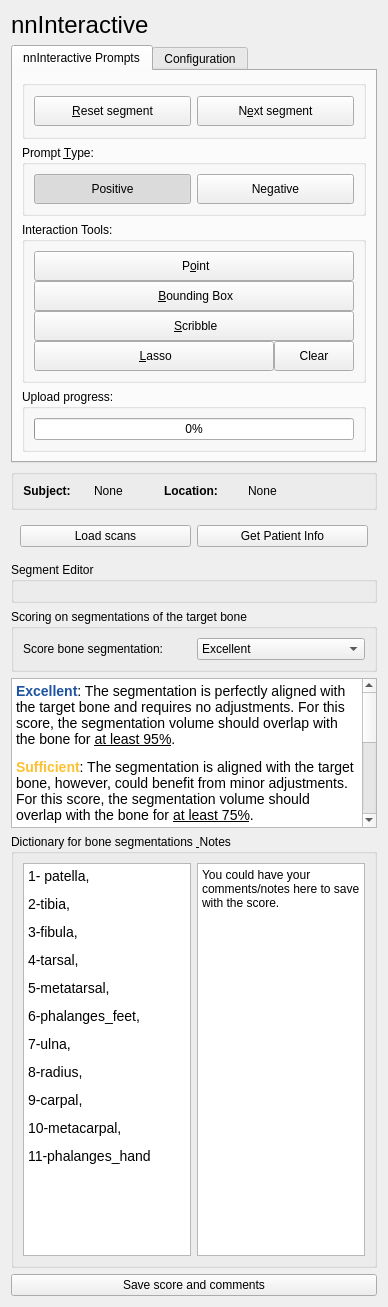
The window that slicer_plugin/SlicerNNInteractive/Resources/UI/SlicerNNInteractive.ui (xinyiwan/SlicerNNInteractive_BT) describes before a commit, drawn with Qt 5.
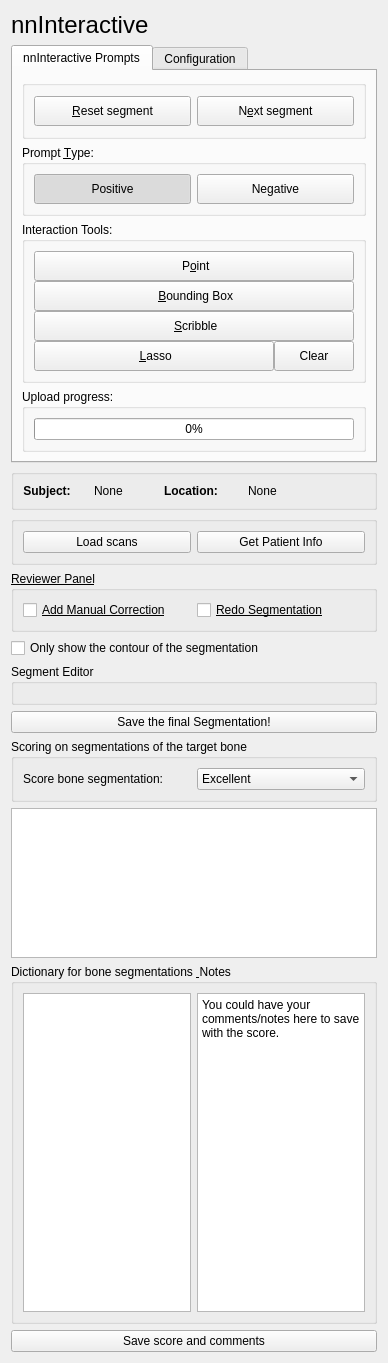
The same window after the commit. Custom widgets are drawn as their Qt base class.

Diff of the .ui file:
```diff
--- a/slicer_plugin/SlicerNNInteractive/Resources/UI/SlicerNNInteractive.ui
+++ b/slicer_plugin/SlicerNNInteractive/Resources/UI/SlicerNNInteractive.ui
@@ -7,7 +7,7 @@
     <x>0</x>
     <y>0</y>
     <width>388</width>
-    <height>1307</height>
+    <height>1363</height>
    </rect>
   </property>
   <property name="windowTitle">
@@ -435,8 +435,11 @@
     </widget>
    </item>
    <item>
-    <widget class="QWidget" name="widget" native="true">
-     <layout class="QHBoxLayout" name="horizontalLayout_3">
+    <widget class="QGroupBox" name="groupBox_4">
+     <property name="title">
+      <string/>
+     </property>
+     <layout class="QHBoxLayout" name="horizontalLayout_7">
       <item>
        <widget class="QPushButton" name="LoadScanButton">
         <property name="text">
@@ -454,6 +457,44 @@
      </layout>
     </widget>
    </item>
+   <item>
+    <widget class="QGroupBox" name="ReviewPanel">
+     <property name="font">
+      <font>
+       <weight>50</weight>
+       <italic>false</italic>
+       <bold>false</bold>
+       <underline>true</underline>
+      </font>
+     </property>
+     <property name="title">
+      <string>Reviewer Panel</string>
+     </property>
+     <layout class="QHBoxLayout" name="horizontalLayout_6">
+      <item>
+       <widget class="QCheckBox" name="CorrectionButton">
+        <property name="text">
+         <string>Add Manual Correction</string>
+        </property>
+       </widget>
+      </item>
+      <item>
+       <widget class="QCheckBox" name="RedoButton">
+        <property name="text">
+         <string>Redo Segmentation</string>
+        </property>
+       </widget>
+      </item>
+     </layout>
+    </widget>
+   </item>
+   <item>
+    <widget class="QCheckBox" name="contourCheckBox">
+     <property name="text">
+      <string>Only show the contour of the segmentation</string>
+     </property>
+    </widget>
+   </item>
    <item>
     <widget class="QGroupBox" name="segmentationGroup">
      <property name="title">
@@ -470,6 +511,13 @@
      </layout>
     </widget>
    </item>
+   <item>
+    <widget class="QPushButton" name="finalSaveButton">
+     <property name="text">
+      <string>Save the final Segmentation!</string>
+     </property>
+    </widget>
+   </item>
    <item>
     <widget class="QGroupBox" name="Scoring">
      <property name="title">
@@ -529,17 +577,6 @@
        <height>150</height>
       </size>
      </property>
-     <property name="html">
-      <string>&lt;!DOCTYPE HTML PUBLIC &quot;-//W3C//DTD HTML 4.0//EN&quot; &quot;http://www.w3.org/TR/REC-html40/strict.dtd&quot;&gt;
-&lt;html&gt;&lt;head&gt;&lt;meta name=&quot;qrichtext&quot; content=&quot;1&quot; /&gt;&lt;style type=&quot;text/css&quot;&gt;
-p, li { white-space: pre-wrap; }
-&lt;/style&gt;&lt;/head&gt;&lt;body style=&quot; font-family:'Sans Serif'; font-size:9pt; font-weight:400; font-style:normal;&quot;&gt;
-&lt;p style=&quot; margin-top:12px; margin-bottom:12px; margin-left:0px; margin-right:0px; -qt-block-indent:0; text-indent:0px;&quot;&gt;&lt;span style=&quot; font-family:'-apple-system','BlinkMacSystemFont','Segoe UI','system-ui','Apple Color Emoji','Segoe UI Emoji','Segoe UI Web','sans-serif'; font-size:14px; font-weight:600; color:#1e53a3;&quot;&gt;Excellent&lt;/span&gt;&lt;span style=&quot; font-family:'-apple-system','BlinkMacSystemFont','Segoe UI','system-ui','Apple Color Emoji','Segoe UI Emoji','Segoe UI Web','sans-serif'; font-size:14px;&quot;&gt;: The segmentation is perfectly aligned with the target bone and requires no adjustments. For this score, the segmentation volume should overlap with the bone for &lt;/span&gt;&lt;span style=&quot; font-family:'-apple-system','BlinkMacSystemFont','Segoe UI','system-ui','Apple Color Emoji','Segoe UI Emoji','Segoe UI Web','sans-serif'; font-size:14px; text-decoration: underline;&quot;&gt;at least 95%&lt;/span&gt;&lt;span style=&quot; font-family:'-apple-system','BlinkMacSystemFont','Segoe UI','system-ui','Apple Color Emoji','Segoe UI Emoji','Segoe UI Web','sans-serif'; font-size:14px;&quot;&gt;.&lt;/span&gt;&lt;/p&gt;
-&lt;p style=&quot; margin-top:12px; margin-bottom:12px; margin-left:0px; margin-right:0px; -qt-block-indent:0; text-indent:0px;&quot;&gt;&lt;span style=&quot; font-family:'-apple-system','BlinkMacSystemFont','Segoe UI','system-ui','Apple Color Emoji','Segoe UI Emoji','Segoe UI Web','sans-serif'; font-size:14px; font-weight:600; color:#fdc030;&quot;&gt;Sufficient&lt;/span&gt;&lt;span style=&quot; font-family:'-apple-system','BlinkMacSystemFont','Segoe UI','system-ui','Apple Color Emoji','Segoe UI Emoji','Segoe UI Web','sans-serif'; font-size:14px;&quot;&gt;: The segmentation is aligned with the target bone, however, could benefit from minor adjustments. For this score, the segmentation volume should overlap with the bone for &lt;/span&gt;&lt;span style=&quot; font-family:'-apple-system','BlinkMacSystemFont','Segoe UI','system-ui','Apple Color Emoji','Segoe UI Emoji','Segoe UI Web','sans-serif'; font-size:14px; text-decoration: underline;&quot;&gt;at least 75%&lt;/span&gt;&lt;span style=&quot; font-family:'-apple-system','BlinkMacSystemFont','Segoe UI','system-ui','Apple Color Emoji','Segoe UI Emoji','Segoe UI Web','sans-serif'; font-size:14px;&quot;&gt;.&lt;/span&gt;&lt;/p&gt;
-&lt;p style=&quot; margin-top:12px; margin-bottom:12px; margin-left:0px; margin-right:0px; -qt-block-indent:0; text-indent:0px;&quot;&gt;&lt;span style=&quot; font-family:'-apple-system','BlinkMacSystemFont','Segoe UI','system-ui','Apple Color Emoji','Segoe UI Emoji','Segoe UI Web','sans-serif'; font-size:14px; font-weight:600;&quot;&gt;Insufficient&lt;/span&gt;&lt;span style=&quot; font-family:'-apple-system','BlinkMacSystemFont','Segoe UI','system-ui','Apple Color Emoji','Segoe UI Emoji','Segoe UI Web','sans-serif'; font-size:14px;&quot;&gt;: The segmentation misses parts of the target bone, or parts are overlapping with other tissue, therefore major adjustments are required. For this score, the segmentation volume should overlap with the bone for &lt;/span&gt;&lt;span style=&quot; font-family:'-apple-system','BlinkMacSystemFont','Segoe UI','system-ui','Apple Color Emoji','Segoe UI Emoji','Segoe UI Web','sans-serif'; font-size:14px; text-decoration: underline;&quot;&gt;at least 50%&lt;/span&gt;&lt;span style=&quot; font-family:'-apple-system','BlinkMacSystemFont','Segoe UI','system-ui','Apple Color Emoji','Segoe UI Emoji','Segoe UI Web','sans-serif'; font-size:14px;&quot;&gt;.&lt;/span&gt;&lt;/p&gt;
-&lt;p style=&quot; margin-top:12px; margin-bottom:12px; margin-left:0px; margin-right:0px; -qt-block-indent:0; text-indent:0px;&quot;&gt;&lt;span style=&quot; font-family:'-apple-system','BlinkMacSystemFont','Segoe UI','system-ui','Apple Color Emoji','Segoe UI Emoji','Segoe UI Web','sans-serif'; font-size:14px; font-weight:600; color:#cd5937;&quot;&gt;Incorrect&lt;/span&gt;&lt;span style=&quot; font-family:'-apple-system','BlinkMacSystemFont','Segoe UI','system-ui','Apple Color Emoji','Segoe UI Emoji','Segoe UI Web','sans-serif'; font-size:14px;&quot;&gt;: the segmentation is not overlapping with the target bone, or missing large areas of the bone. For this score, the segmentation volume does not overlap with the bones for &lt;/span&gt;&lt;span style=&quot; font-family:'-apple-system','BlinkMacSystemFont','Segoe UI','system-ui','Apple Color Emoji','Segoe UI Emoji','Segoe UI Web','sans-serif'; font-size:14px; text-decoration: underline;&quot;&gt;&amp;lt;50%&lt;/span&gt;&lt;span style=&quot; font-family:'-apple-system','BlinkMacSystemFont','Segoe UI','system-ui','Apple Color Emoji','Segoe UI Emoji','Segoe UI Web','sans-serif'; font-size:14px;&quot;&gt;.&lt;/span&gt;&lt;/p&gt;
-&lt;p style=&quot; margin-top:12px; margin-bottom:12px; margin-left:0px; margin-right:0px; -qt-block-indent:0; text-indent:0px;&quot;&gt;&lt;span style=&quot; font-family:'-apple-system','BlinkMacSystemFont','Segoe UI','system-ui','Apple Color Emoji','Segoe UI Emoji','Segoe UI Web','sans-serif'; font-size:14px; font-weight:600; font-style:italic; text-decoration: underline;&quot;&gt;No segmentation found&lt;/span&gt;&lt;span style=&quot; font-family:'-apple-system','BlinkMacSystemFont','Segoe UI','system-ui','Apple Color Emoji','Segoe UI Emoji','Segoe UI Web','sans-serif'; font-size:14px;&quot;&gt;: There is no bone segmentation from the folder.&lt;/span&gt;&lt;/p&gt;&lt;/body&gt;&lt;/html&gt;</string>
-     </property>
     </widget>
    </item>
    <item>
@@ -550,23 +587,6 @@
      <layout class="QHBoxLayout" name="horizontalLayout_5">
       <item>
        <widget class="QTextBrowser" name="textBrowser_2">
-        <property name="html">
-         <string>&lt;!DOCTYPE HTML PUBLIC &quot;-//W3C//DTD HTML 4.0//EN&quot; &quot;http://www.w3.org/TR/REC-html40/strict.dtd&quot;&gt;
-&lt;html&gt;&lt;head&gt;&lt;meta name=&quot;qrichtext&quot; content=&quot;1&quot; /&gt;&lt;style type=&quot;text/css&quot;&gt;
-p, li { white-space: pre-wrap; }
-&lt;/style&gt;&lt;/head&gt;&lt;body style=&quot; font-family:'Sans Serif'; font-size:9pt; font-weight:400; font-style:normal;&quot;&gt;
-&lt;p style=&quot; margin-top:12px; margin-bottom:12px; margin-left:0px; margin-right:0px; -qt-block-indent:0; text-indent:0px;&quot;&gt;&lt;span style=&quot; font-family:'-apple-system','BlinkMacSystemFont','Segoe UI','system-ui','Apple Color Emoji','Segoe UI Emoji','Segoe UI Web','sans-serif'; font-size:14px;&quot;&gt;1- patella, &lt;/span&gt;&lt;/p&gt;
-&lt;p style=&quot; margin-top:12px; margin-bottom:12px; margin-left:0px; margin-right:0px; -qt-block-indent:0; text-indent:0px;&quot;&gt;&lt;span style=&quot; font-family:'-apple-system','BlinkMacSystemFont','Segoe UI','system-ui','Apple Color Emoji','Segoe UI Emoji','Segoe UI Web','sans-serif'; font-size:14px;&quot;&gt;2-tibia, &lt;/span&gt;&lt;/p&gt;
-&lt;p style=&quot; margin-top:12px; margin-bottom:12px; margin-left:0px; margin-right:0px; -qt-block-indent:0; text-indent:0px;&quot;&gt;&lt;span style=&quot; font-family:'-apple-system','BlinkMacSystemFont','Segoe UI','system-ui','Apple Color Emoji','Segoe UI Emoji','Segoe UI Web','sans-serif'; font-size:14px;&quot;&gt;3-fibula, &lt;/span&gt;&lt;/p&gt;
-&lt;p style=&quot; margin-top:12px; margin-bottom:12px; margin-left:0px; margin-right:0px; -qt-block-indent:0; text-indent:0px;&quot;&gt;&lt;span style=&quot; font-family:'-apple-system','BlinkMacSystemFont','Segoe UI','system-ui','Apple Color Emoji','Segoe UI Emoji','Segoe UI Web','sans-serif'; font-size:14px;&quot;&gt;4-tarsal, &lt;/span&gt;&lt;/p&gt;
-&lt;p style=&quot; margin-top:12px; margin-bottom:12px; margin-left:0px; margin-right:0px; -qt-block-indent:0; text-indent:0px;&quot;&gt;&lt;span style=&quot; font-family:'-apple-system','BlinkMacSystemFont','Segoe UI','system-ui','Apple Color Emoji','Segoe UI Emoji','Segoe UI Web','sans-serif'; font-size:14px;&quot;&gt;5-metatarsal,&lt;/span&gt;&lt;/p&gt;
-&lt;p style=&quot; margin-top:12px; margin-bottom:12px; margin-left:0px; margin-right:0px; -qt-block-indent:0; text-indent:0px;&quot;&gt;&lt;span style=&quot; font-family:'-apple-system','BlinkMacSystemFont','Segoe UI','system-ui','Apple Color Emoji','Segoe UI Emoji','Segoe UI Web','sans-serif'; font-size:14px;&quot;&gt;6-phalanges_feet, &lt;/span&gt;&lt;/p&gt;
-&lt;p style=&quot; margin-top:12px; margin-bottom:12px; margin-left:0px; margin-right:0px; -qt-block-indent:0; text-indent:0px;&quot;&gt;&lt;span style=&quot; font-family:'-apple-system','BlinkMacSystemFont','Segoe UI','system-ui','Apple Color Emoji','Segoe UI Emoji','Segoe UI Web','sans-serif'; font-size:14px;&quot;&gt;7-ulna, &lt;/span&gt;&lt;/p&gt;
-&lt;p style=&quot; margin-top:12px; margin-bottom:12px; margin-left:0px; margin-right:0px; -qt-block-indent:0; text-indent:0px;&quot;&gt;&lt;span style=&quot; font-family:'-apple-system','BlinkMacSystemFont','Segoe UI','system-ui','Apple Color Emoji','Segoe UI Emoji','Segoe UI Web','sans-serif'; font-size:14px;&quot;&gt;8-radius, &lt;/span&gt;&lt;/p&gt;
-&lt;p style=&quot; margin-top:12px; margin-bottom:12px; margin-left:0px; margin-right:0px; -qt-block-indent:0; text-indent:0px;&quot;&gt;&lt;span style=&quot; font-family:'-apple-system','BlinkMacSystemFont','Segoe UI','system-ui','Apple Color Emoji','Segoe UI Emoji','Segoe UI Web','sans-serif'; font-size:14px;&quot;&gt;9-carpal, &lt;/span&gt;&lt;/p&gt;
-&lt;p style=&quot; margin-top:12px; margin-bottom:12px; margin-left:0px; margin-right:0px; -qt-block-indent:0; text-indent:0px;&quot;&gt;&lt;span style=&quot; font-family:'-apple-system','BlinkMacSystemFont','Segoe UI','system-ui','Apple Color Emoji','Segoe UI Emoji','Segoe UI Web','sans-serif'; font-size:14px;&quot;&gt;10-metacarpal,&lt;/span&gt;&lt;/p&gt;
-&lt;p style=&quot; margin-top:12px; margin-bottom:12px; margin-left:0px; margin-right:0px; -qt-block-indent:0; text-indent:0px;&quot;&gt;&lt;span style=&quot; font-family:'-apple-system','BlinkMacSystemFont','Segoe UI','system-ui','Apple Color Emoji','Segoe UI Emoji','Segoe UI Web','sans-serif'; font-size:14px;&quot;&gt;11-phalanges_hand&lt;/span&gt;&lt;/p&gt;&lt;/body&gt;&lt;/html&gt;</string>
-        </property>
        </widget>
       </item>
       <item>
```
